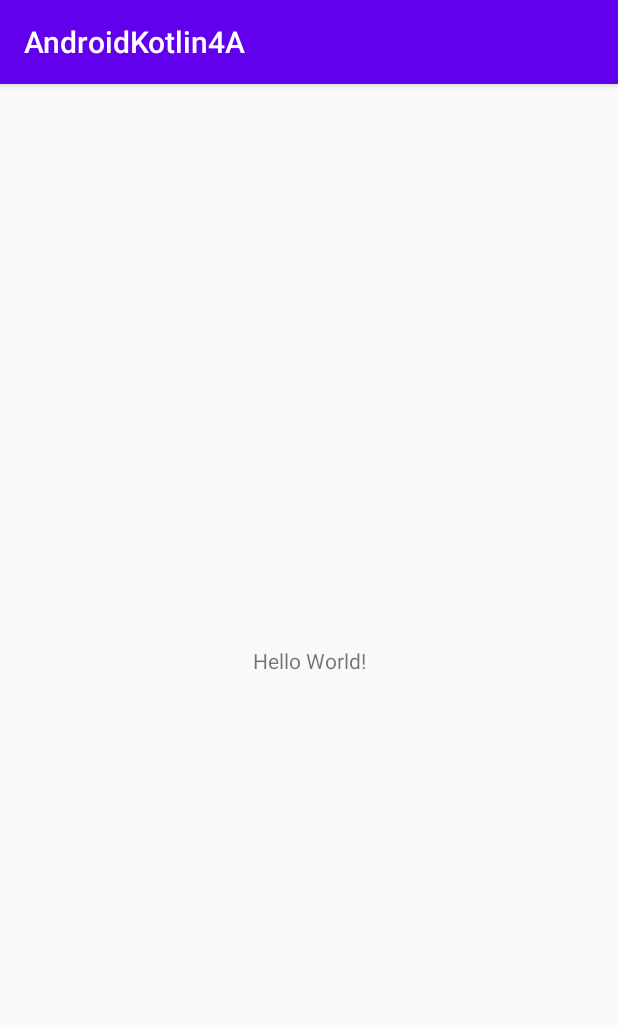
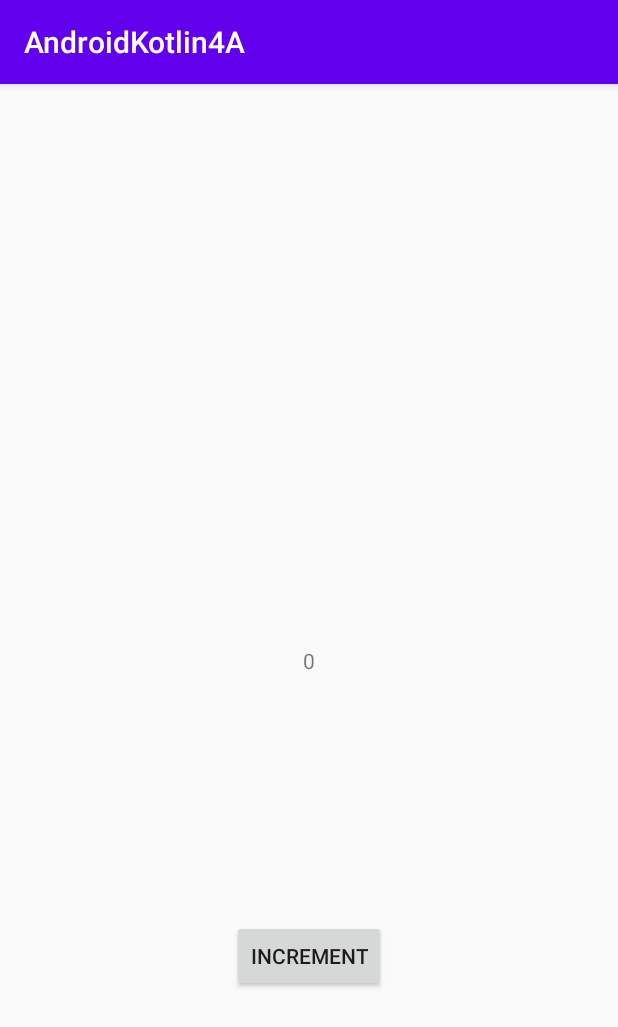
Before and after one commit to Clem10101998/Android4A, an Android app: the screen it shows after launch (MainActivity), on a phone screen of 412 x 824 dp. Shown: the top 1027 px of the screen. Run offline under Robolectric (Android 15) with nearby library versions, the phone set to English and light mode, and no system bars.

```diff
--- a/app/build.gradle
+++ b/app/build.gradle
@@ -25,11 +25,17 @@ android {
 }
 
 dependencies {
+    def koin_version = '2.1.6'
     implementation fileTree(dir: "libs", include: ["*.jar"])
     implementation "org.jetbrains.kotlin:kotlin-stdlib:$kotlin_version"
     implementation 'androidx.core:core-ktx:1.3.2'
     implementation 'androidx.appcompat:appcompat:1.2.0'
     implementation 'androidx.constraintlayout:constraintlayout:2.0.4'
+
+    implementation "org.koin:koin-core:$koin_version"
+    implementation "org.koin:koin-android-ext:$koin_version"
+    implementation "org.koin:koin-androidx-ext:$koin_version"
+
     testImplementation 'junit:junit:4.12'
     androidTestImplementation 'androidx.test.ext:junit:1.1.2'
     androidTestImplementation 'androidx.test.espresso:espresso-core:3.3.0'
--- a/app/src/main/AndroidManifest.xml
+++ b/app/src/main/AndroidManifest.xml
@@ -3,6 +3,7 @@
     package="com.github.clem10101998.androidkotlin4a">
 
     <application
+        android:name=".injection.EsieaApplication"
         android:allowBackup="true"
         android:icon="@mipmap/ic_launcher"
         android:label="@string/app_name"
--- a/app/src/main/java/com/github/clem10101998/androidkotlin4a/MainActivity.kt
+++ b/app/src/main/java/com/github/clem10101998/androidkotlin4a/MainActivity.kt
@@ -2,10 +2,26 @@ package com.github.clem10101998.androidkotlin4a
 
 import androidx.appcompat.app.AppCompatActivity
 import android.os.Bundle
+import androidx.lifecycle.Observer
+import kotlinx.android.synthetic.main.activity_main.*
+import org.koin.android.ext.android.inject
 
 class MainActivity : AppCompatActivity() {
+
+    //Creation MainViewModel
+    val mainViewModel: MainViewModel by inject()
+
     override fun onCreate(savedInstanceState: Bundle?) {
         super.onCreate(savedInstanceState)
         setContentView(R.layout.activity_main)
+
+        main_button.setOnClickListener{
+            mainViewModel.onClickedIncrement()
+        }
+        mainViewModel.counter.observe(this, Observer {
+            value -> main_text.text = value.toString()
+
+        })
+        //mainViewModel.onStart()
     }
 }
--- /dev/null
+++ b/app/src/main/java/com/github/clem10101998/androidkotlin4a/MainViewModel.kt
@@ -0,0 +1,20 @@
+package com.github.clem10101998.androidkotlin4a
+
+import androidx.lifecycle.MutableLiveData
+import androidx.lifecycle.ViewModel
+
+class MainViewModel : ViewModel(){
+    //val -> ne change pas
+    val text: MutableLiveData<String> = MutableLiveData()
+    val counter: MutableLiveData<Int> = MutableLiveData()
+
+    init{
+    text.value = "Texte LiveData"
+        counter.value = 0
+    }
+    //fun onStart(){}
+    fun onClickedIncrement() {
+    counter.value = (counter.value ?: 0) + 1
+    }
+
+}
--- /dev/null
+++ b/app/src/main/java/com/github/clem10101998/androidkotlin4a/injection/ApplicationModule.kt
@@ -0,0 +1,8 @@
+package com.github.clem10101998.androidkotlin4a.injection
+
+import com.github.clem10101998.androidkotlin4a.MainViewModel
+import org.koin.dsl.module
+
+val presentationModule = module {
+    factory { MainViewModel() }
+}
--- /dev/null
+++ b/app/src/main/java/com/github/clem10101998/androidkotlin4a/injection/EsieaApplication.kt
@@ -0,0 +1,18 @@
+package com.github.clem10101998.androidkotlin4a.injection
+
+import android.app.Application
+import org.koin.android.ext.koin.androidContext
+import org.koin.core.context.startKoin
+
+class EsieaApplication : Application(){
+    override fun onCreate(){
+        super.onCreate()
+        // start Koin!
+        startKoin {
+            // Android context
+            androidContext(this@EsieaApplication)
+            // modules
+            modules(presentationModule)
+        }
+    }
+}
--- a/app/src/main/res/layout/activity_main.xml
+++ b/app/src/main/res/layout/activity_main.xml
@@ -7,6 +7,7 @@
     tools:context=".MainActivity">
 
     <TextView
+        android:id="@+id/main_text"
         android:layout_width="wrap_content"
         android:layout_height="wrap_content"
         android:text="Hello World!"
@@ -15,4 +16,15 @@
         app:layout_constraintRight_toRightOf="parent"
         app:layout_constraintTop_toTopOf="parent" />
 
+    <Button
+        android:id="@+id/main_button"
+        android:layout_width="wrap_content"
+        android:layout_height="wrap_content"
+        app:layout_constraintBottom_toBottomOf="parent"
+        app:layout_constraintLeft_toLeftOf="parent"
+        app:layout_constraintRight_toRightOf="parent"
+        app:layout_constraintTop_toBottomOf="@+id/main_text"
+        android:text="Increment"
+        />
+
 </androidx.constraintlayout.widget.ConstraintLayout>
```
